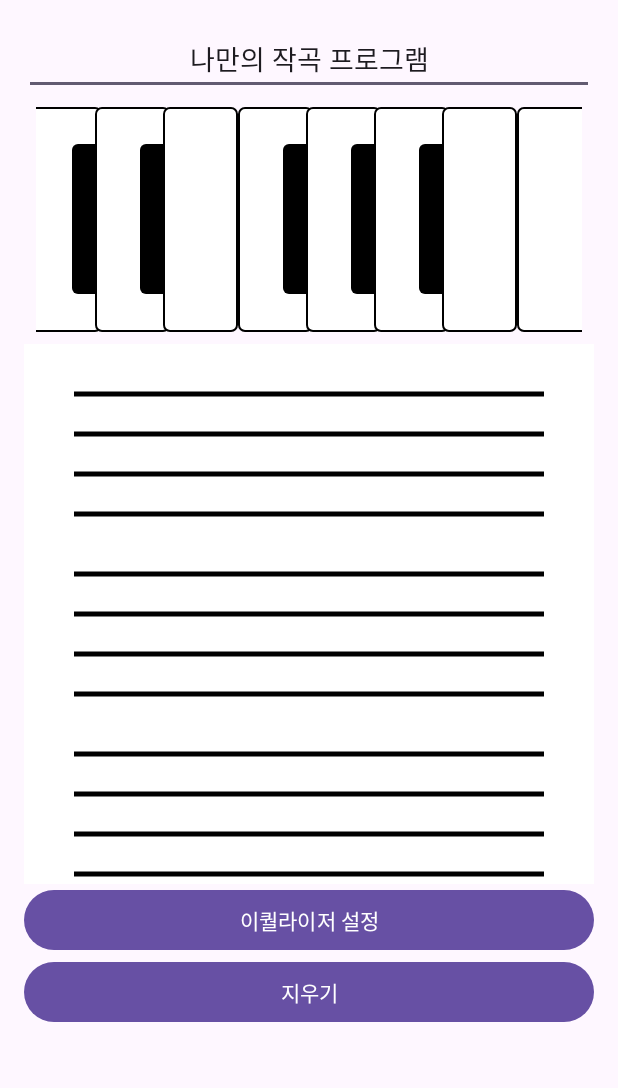
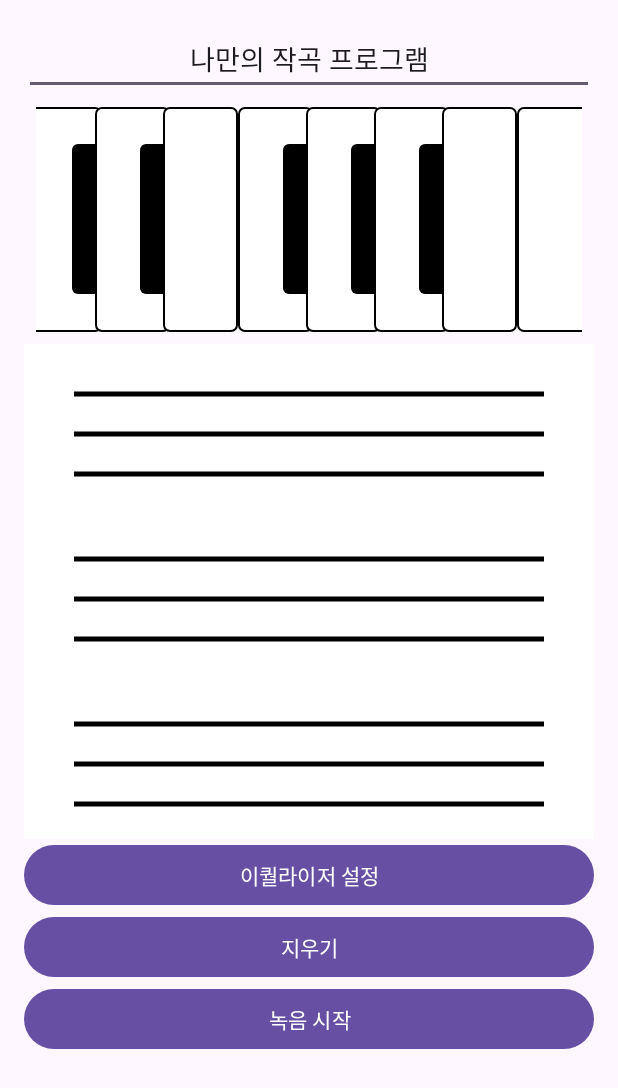
Before and after one commit to HOJEONGKIMM/SynthPlay, an Android app: the screen it shows after launch (MainActivity), on a phone screen of 412 x 824 dp. Shown: the top 1088 px of the screen. Run offline under Robolectric (Android 15) with nearby library versions, the phone set to English and light mode, and no system bars.

Commit message:
Feat : 녹음 기능 추가

```diff
--- a/app/src/main/AndroidManifest.xml
+++ b/app/src/main/AndroidManifest.xml
@@ -31,4 +31,7 @@
             android:theme="@style/Theme.SynthPlay" />
 
     </application>
+
+    <uses-permission android:name="android.permission.RECORD_AUDIO" />
+    <uses-permission android:name="android.permission.WRITE_EXTERNAL_STORAGE" />
 </manifest>
--- a/app/src/main/java/com/example/synthplay/MainActivity.java
+++ b/app/src/main/java/com/example/synthplay/MainActivity.java
@@ -1,25 +1,38 @@
 package com.example.synthplay;
 
+import android.Manifest;
 import android.content.Intent;
+import android.content.pm.PackageManager;
 import android.media.AudioManager;
+import android.media.MediaRecorder;
 import android.media.SoundPool;
 import android.os.Bundle;
 import android.util.Log;
 import android.widget.Button;
 
 import androidx.appcompat.app.AppCompatActivity;
+import androidx.core.app.ActivityCompat;
+import androidx.core.content.ContextCompat;
+
+import java.io.IOException;
 
 public class MainActivity extends AppCompatActivity {
     private SoundPool soundPool;
     private int soundC, soundCSharp, soundD, soundDSharp, soundE, soundF, soundFSharp, soundG, soundGSharp, soundA, soundASharp, soundB, soundCHigh;
     private boolean soundsLoaded = false; // 사운드가 모두 로드되었는지 확인
+    private static final int REQUEST_RECORD_AUDIO_PERMISSION = 200;
 
     private StaffCanvas staffCanvas1, staffCanvas2, staffCanvas3;
+    private MediaRecorder mediaRecorder;
+    private boolean permissionToRecordAccepted = false;
 
     @Override
     protected void onCreate(Bundle savedInstanceState) {
         super.onCreate(savedInstanceState);
         setContentView(R.layout.activity_main);
+
+        // 오디오 녹음 권한 요청
+        requestAudioPermission();
 
         // 볼륨 확인 및 설정
         setVolumeControlStream(AudioManager.STREAM_MUSIC);
@@ -29,7 +42,6 @@ public class MainActivity extends AppCompatActivity {
         soundPool.setOnLoadCompleteListener((soundPool, sampleId, status) -> {
             if (status == 0) {
                 Log.d("SoundPool", "Sound loaded successfully: Sample ID = " + sampleId);
-                // 모든 사운드 로드 완료 후 플래그 설정
                 if (sampleId == soundCHigh) {
                     soundsLoaded = true;
                     Log.d("SoundPool", "All sounds loaded successfully");
@@ -40,6 +52,61 @@ public class MainActivity extends AppCompatActivity {
         });
 
         // 사운드 로드
+        loadSounds();
+
+        // 이벤트 연결
+        setupNoteButtons();
+
+        // 오선지 그림판 초기화
+        staffCanvas1 = findViewById(R.id.drawing_canvas1);
+        staffCanvas2 = findViewById(R.id.drawing_canvas2);
+        staffCanvas3 = findViewById(R.id.drawing_canvas3);
+
+        // 지우기 버튼 설정
+        Button eraseButton = findViewById(R.id.erase_button);
+        eraseButton.setText("지우기");
+        eraseButton.setOnClickListener(v -> clearCanvas());
+
+        // 녹음 버튼 설정
+        Button recorderButton = findViewById(R.id.recorder_button);
+        recorderButton.setOnClickListener(v -> {
+            if (mediaRecorder == null) {
+                startRecording();
+                recorderButton.setText("녹음 중지");
+            } else {
+                stopRecording();
+                recorderButton.setText("녹음 시작");
+            }
+        });
+
+        // 이퀄라이저 버튼 설정 (화면 전환)
+        Button equalizerButton = findViewById(R.id.equalizer_button);
+        equalizerButton.setOnClickListener(v -> {
+            Intent intent = new Intent(MainActivity.this, EqualizerActivity.class);
+            startActivity(intent);
+        });
+    }
+
+    private void requestAudioPermission() {
+        if (ContextCompat.checkSelfPermission(this, Manifest.permission.RECORD_AUDIO) != PackageManager.PERMISSION_GRANTED) {
+            ActivityCompat.requestPermissions(this, new String[]{Manifest.permission.RECORD_AUDIO}, REQUEST_RECORD_AUDIO_PERMISSION);
+        } else {
+            permissionToRecordAccepted = true;
+        }
+    }
+
+    @Override
+    public void onRequestPermissionsResult(int requestCode, String[] permissions, int[] grantResults) {
+        super.onRequestPermissionsResult(requestCode, permissions, grantResults);
+        if (requestCode == REQUEST_RECORD_AUDIO_PERMISSION) {
+            permissionToRecordAccepted = grantResults.length > 0 && grantResults[0] == PackageManager.PERMISSION_GRANTED;
+        }
+        if (!permissionToRecordAccepted) {
+            finish();
+        }
+    }
+
+    private void loadSounds() {
         soundC = soundPool.load(this, R.raw.c, 1);
         soundCSharp = soundPool.load(this, R.raw.csharp, 1);
         soundD = soundPool.load(this, R.raw.d, 1);
@@ -53,8 +120,9 @@ public class MainActivity extends AppCompatActivity {
         soundASharp = soundPool.load(this, R.raw.asharp, 1);
         soundB = soundPool.load(this, R.raw.b, 1);
         soundCHigh = soundPool.load(this, R.raw.c, 1);
+    }
 
-        // 이벤트 연결
+    private void setupNoteButtons() {
         findViewById(R.id.note_c).setOnClickListener(v -> playSound(soundC, "C Key"));
         findViewById(R.id.note_c_sharp).setOnClickListener(v -> playSound(soundCSharp, "C# Key"));
         findViewById(R.id.note_d).setOnClickListener(v -> playSound(soundD, "D Key"));
@@ -68,27 +136,37 @@ public class MainActivity extends AppCompatActivity {
         findViewById(R.id.note_a_sharp).setOnClickListener(v -> playSound(soundASharp, "A# Key"));
         findViewById(R.id.note_b).setOnClickListener(v -> playSound(soundB, "B Key"));
         findViewById(R.id.note_c_high).setOnClickListener(v -> playSound(soundCHigh, "High C Key"));
+    }
 
-        // 오선지 그림판 초기화
-        staffCanvas1 = findViewById(R.id.drawing_canvas1);
-        staffCanvas2 = findViewById(R.id.drawing_canvas2);
-        staffCanvas3 = findViewById(R.id.drawing_canvas3);
+    private void clearCanvas() {
+        staffCanvas1.clearCanvas();
+        staffCanvas2.clearCanvas();
+        staffCanvas3.clearCanvas();
+    }
 
-        // 지우기 버튼 설정
-        Button recorderButton = findViewById(R.id.recorder_button);
-        recorderButton.setText("지우기");
-        recorderButton.setOnClickListener(v -> {
-            staffCanvas1.clearCanvas();
-            staffCanvas2.clearCanvas();
-            staffCanvas3.clearCanvas();
-        });
+    private void startRecording() {
+        if (mediaRecorder == null && permissionToRecordAccepted) {
+            mediaRecorder = new MediaRecorder();
+            mediaRecorder.setAudioSource(MediaRecorder.AudioSource.MIC);
+            mediaRecorder.setOutputFormat(MediaRecorder.OutputFormat.MPEG_4);
+            mediaRecorder.setAudioEncoder(MediaRecorder.AudioEncoder.AAC);
+            mediaRecorder.setOutputFile(getFilesDir().getAbsolutePath() + "/recorded_audio.mp3");
 
-        // 이퀄라이저 버튼 설정 (화면 전환)
-        Button equalizerButton = findViewById(R.id.equalizer_button);
-        equalizerButton.setOnClickListener(v -> {
-            Intent intent = new Intent(MainActivity.this, EqualizerActivity.class);
-            startActivity(intent);
-        });
+            try {
+                mediaRecorder.prepare();
+                mediaRecorder.start();
+            } catch (IOException e) {
+                Log.e("MediaRecorder", "Failed to start recording", e);
+            }
+        }
+    }
+
+    private void stopRecording() {
+        if (mediaRecorder != null) {
+            mediaRecorder.stop();
+            mediaRecorder.release();
+            mediaRecorder = null;
+        }
     }
 
     private void playSound(int soundId, String keyName) {
@@ -108,6 +186,4 @@ public class MainActivity extends AppCompatActivity {
             soundPool = null;
         }
     }
-
-
 }
--- a/app/src/main/res/layout/activity_main.xml
+++ b/app/src/main/res/layout/activity_main.xml
@@ -141,19 +141,19 @@
     <com.example.synthplay.StaffCanvas
         android:id="@+id/drawing_canvas1"
         android:layout_width="match_parent"
-        android:layout_height="120dp"
+        android:layout_height="110dp"
         android:background="#FFFFFF" />
 
     <com.example.synthplay.StaffCanvas
         android:id="@+id/drawing_canvas2"
         android:layout_width="match_parent"
-        android:layout_height="120dp"
+        android:layout_height="110dp"
         android:background="#FFFFFF" />
 
     <com.example.synthplay.StaffCanvas
         android:id="@+id/drawing_canvas3"
         android:layout_width="match_parent"
-        android:layout_height="120dp"
+        android:layout_height="110dp"
         android:background="#FFFFFF" />
 
     <!-- 화면 이동 버튼 -->
@@ -164,8 +164,17 @@
         android:text="이퀄라이저 설정" />
 
     <Button
+        android:id="@+id/erase_button"
+        android:layout_width="match_parent"
+        android:layout_height="wrap_content"
+        android:text="화면 지우기" />
+
+    <Button
         android:id="@+id/recorder_button"
         android:layout_width="match_parent"
         android:layout_height="wrap_content"
-        android:text="녹음 화면" />
+        android:text="녹음 시작" />
+
+
+
 </LinearLayout>
```
